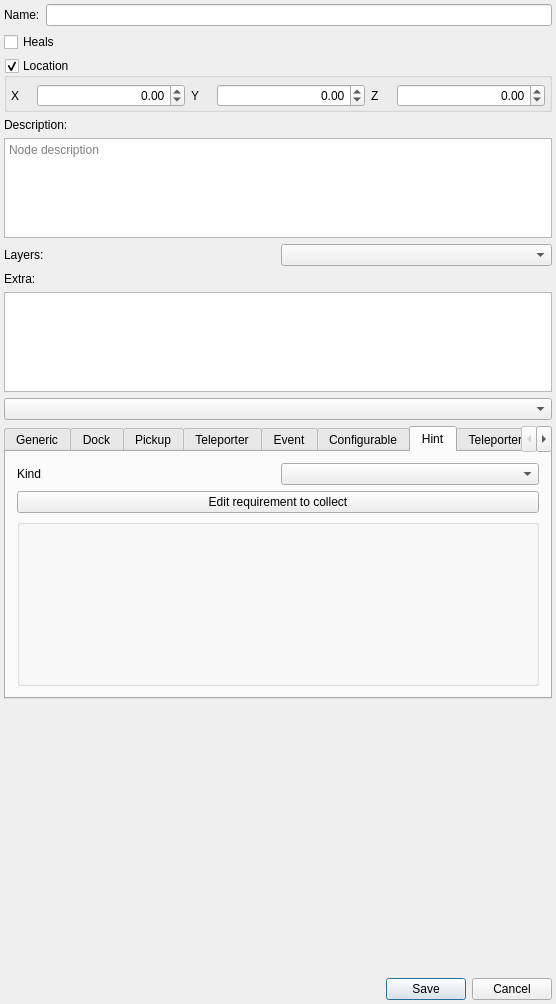
The window that randovania/gui/ui_files/node_details_popup.ui (randovania/randovania) describes before a commit, drawn with Qt 5.
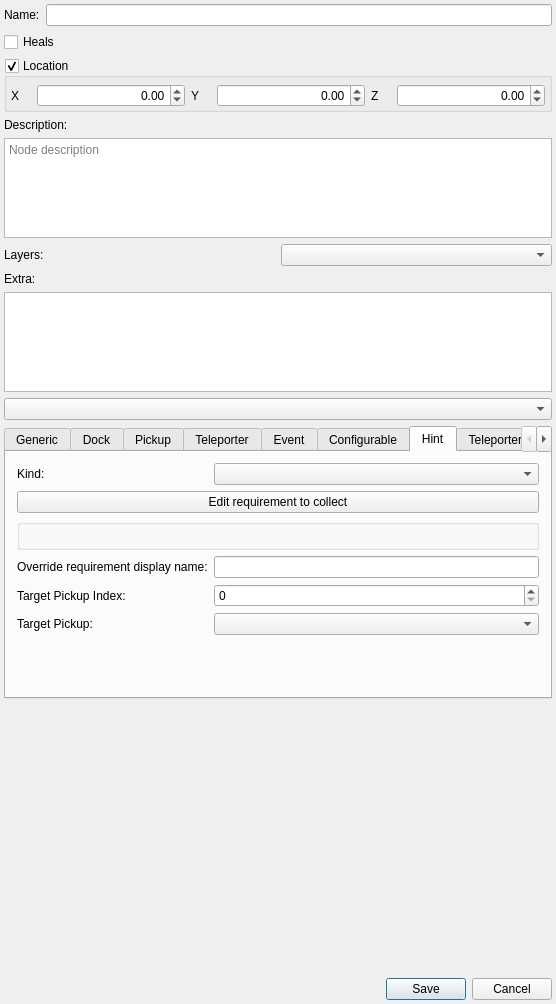
The same window after the commit. The open tabs and pages were chosen to show the change. Custom widgets are drawn as their Qt base class.

Commit message: split HintNode into multiple subclasses

```diff
--- a/randovania/gui/ui_files/node_details_popup.ui
+++ b/randovania/gui/ui_files/node_details_popup.ui
@@ -650,13 +650,40 @@
        <string>Hint</string>
       </attribute>
       <layout class="QGridLayout" name="hint_layout">
-       <item row="1" column="0" colspan="2">
-        <widget class="QPushButton" name="hint_requirement_to_collect_button">
+       <item row="3" column="0">
+        <widget class="QLabel" name="override_requirement_display_name_label">
          <property name="text">
-          <string>Edit requirement to collect</string>
+          <string>Override requirement display name:</string>
          </property>
         </widget>
        </item>
+       <item row="0" column="0">
+        <widget class="QLabel" name="hint_kind_label">
+         <property name="text">
+          <string>Kind:</string>
+         </property>
+        </widget>
+       </item>
+       <item row="5" column="1">
+        <widget class="QSpinBox" name="specific_location_target_spin">
+         <property name="maximum">
+          <number>999</number>
+         </property>
+        </widget>
+       </item>
+       <item row="6" column="1">
+        <widget class="QComboBox" name="specific_pickup_target_combo"/>
+       </item>
+       <item row="6" column="0">
+        <widget class="QLabel" name="specific_pickup_target_label">
+         <property name="text">
+          <string>Target Pickup:</string>
+         </property>
+        </widget>
+       </item>
+       <item row="3" column="1">
+        <widget class="QLineEdit" name="override_requirement_display_name_edit"/>
+       </item>
        <item row="2" column="0" colspan="2">
         <widget class="QGroupBox" name="hint_requirement_to_collect_group">
          <property name="title">
@@ -681,16 +708,36 @@
          </layout>
         </widget>
        </item>
-       <item row="0" column="0">
-        <widget class="QLabel" name="hint_kind_label">
+       <item row="1" column="0" colspan="2">
+        <widget class="QPushButton" name="hint_requirement_to_collect_button">
          <property name="text">
-          <string>Kind</string>
+          <string>Edit requirement to collect</string>
+         </property>
+        </widget>
+       </item>
+       <item row="5" column="0">
+        <widget class="QLabel" name="specific_location_target_label">
+         <property name="text">
+          <string>Target Pickup Index:</string>
          </property>
         </widget>
        </item>
        <item row="0" column="1">
         <widget class="QComboBox" name="hint_kind_combo"/>
        </item>
+       <item row="7" column="1">
+        <spacer name="verticalSpacer_6">
+         <property name="orientation">
+          <enum>Qt::Vertical</enum>
+         </property>
+         <property name="sizeHint" stdset="0">
+          <size>
+           <width>20</width>
+           <height>40</height>
+          </size>
+         </property>
+        </spacer>
+       </item>
       </layout>
      </widget>
      <widget class="QWidget" name="tab_teleporter_network">
```
The commit also changes 17 other files.
